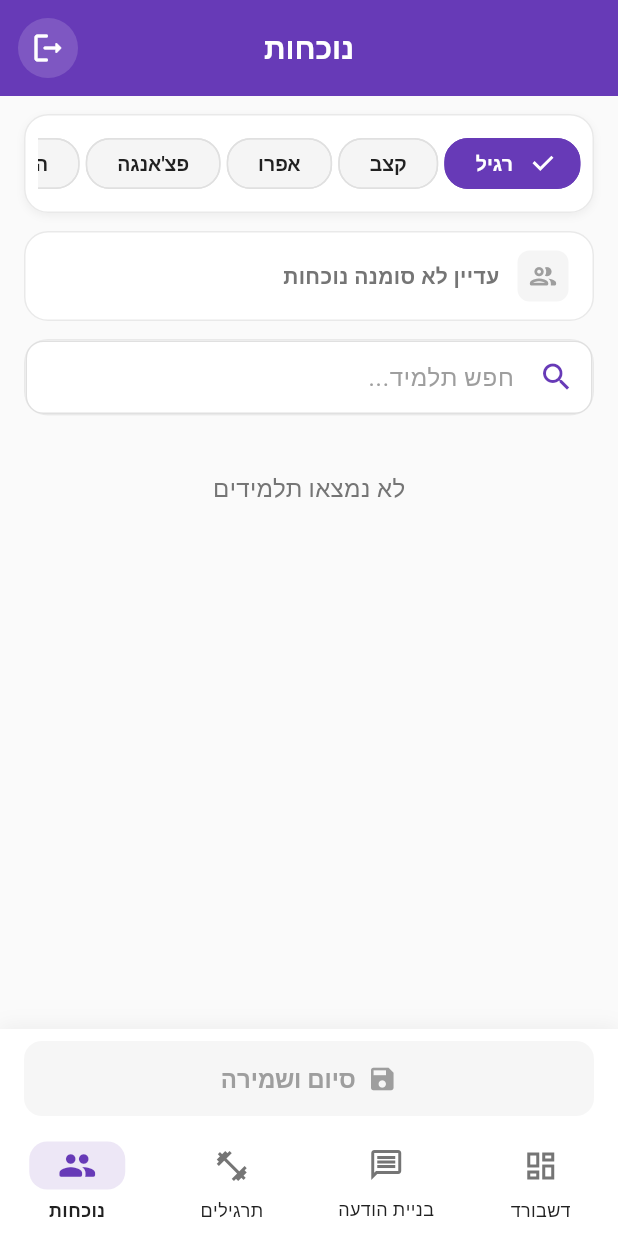
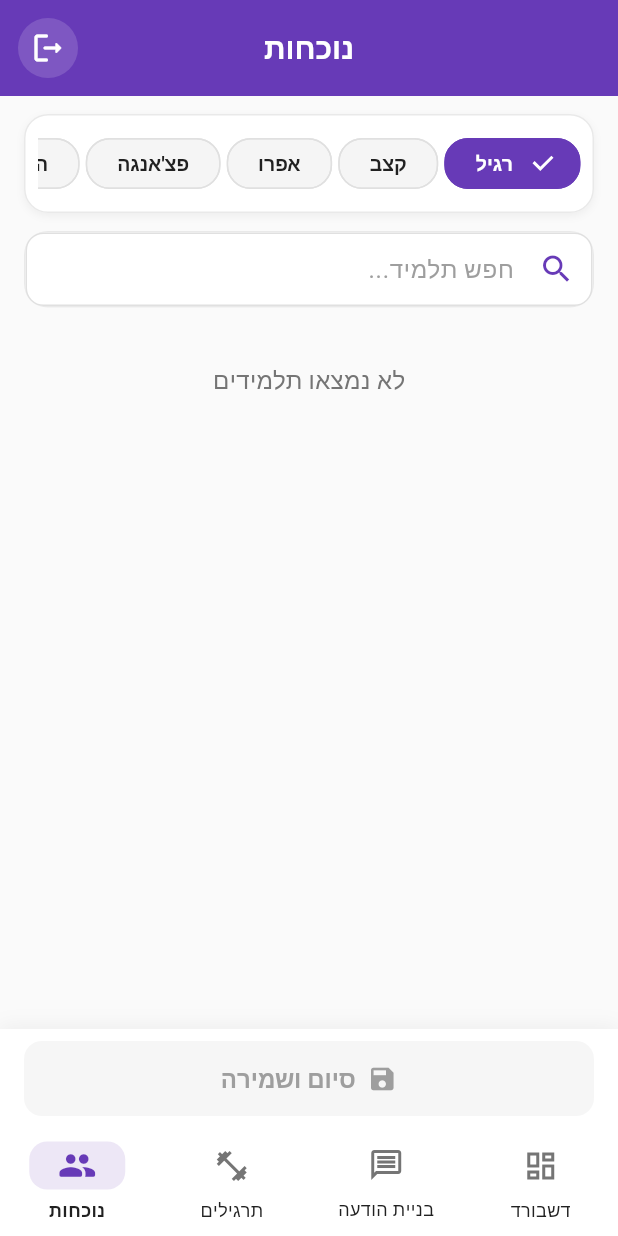
Before and after one commit to maor412/Salsa_CRM, a Flutter app: the screen it shows once a user with an empty profile is signed in, item 4 of the bottom bar chosen, on a phone screen of 412 x 824 dp. Run offline on Flutter 3.47's test engine with Material 3 defaults, Android fonts, the phone set to English and light mode, and no system bars; our stand-ins replace cloud_firestore, cloud_functions, firebase_auth, firebase_core, firebase_messaging, fl_chart and 7 more; missing offline and left inert: workmanager; accounts and stored records are empty; Roboto replaces fonts that are missing (Rubik).

Commit message:
Remove sender name from AI prompt, strip signatures, and refactor attendance/widgets
- Remove senderName from Gemini prompt; add stripSenderSignature post-processing
- Refactor attendance screen layout and gesture handling
- Update AppTextField and ShinesFlowDialog styling

Co-Authored-By: Claude Sonnet 4.6 <noreply@anthropic.com>

```diff
--- a/lib/screens/attendance_screen.dart
+++ b/lib/screens/attendance_screen.dart
@@ -352,13 +352,18 @@ class _AttendanceScreenState extends State<AttendanceScreen> {
 
           final allStudents = snapshot.data ?? [];
 
-          return Column(
+          return GestureDetector(
+            behavior: HitTestBehavior.translucent,
+            onTap: () => FocusScope.of(context).unfocus(),
+            child: Column(
               children: [
                 // Scrollable content area
                 Expanded(
                   child: SingleChildScrollView(
                     key: const PageStorageKey<String>('attendanceScrollView'),
                     controller: _scrollController,
+                    keyboardDismissBehavior:
+                        ScrollViewKeyboardDismissBehavior.onDrag,
                     padding: const EdgeInsets.only(
                       bottom: AppSpacing.md,
                     ),
@@ -386,18 +391,6 @@ class _AttendanceScreenState extends State<AttendanceScreen> {
 
                         const SizedBox(height: AppSpacing.md),
 
-                      ValueListenableBuilder<Map<String, bool>>(
-                        valueListenable: _attendanceNotifier,
-                        builder: (context, attendance, _) {
-                          return _AttendanceSummaryBar(
-                            selectedCount: attendance.length,
-                            totalCount: allStudents.length,
-                          );
-                        },
-                      ),
-
-                      const SizedBox(height: AppSpacing.md),
-
                         // Search bar
                         Padding(
                           padding: const EdgeInsets.symmetric(
@@ -415,7 +408,8 @@ class _AttendanceScreenState extends State<AttendanceScreen> {
                           valueListenable: _searchQuery,
                           builder: (context, searchValue, _) {
                             // סינון לפי חיפוש
-                          final filteredStudents = allStudents.where((student) {
+                            final filteredStudents =
+                                allStudents.where((student) {
                               if (searchValue.isEmpty) return true;
                               return student.name.contains(searchValue);
                             }).toList();
@@ -435,7 +429,8 @@ class _AttendanceScreenState extends State<AttendanceScreen> {
                                   )
                                 : ListView.builder(
                                     shrinkWrap: true,
-                                  physics: const NeverScrollableScrollPhysics(),
+                                    physics:
+                                        const NeverScrollableScrollPhysics(),
                                     padding: const EdgeInsets.symmetric(
                                         horizontal: AppSpacing.lg),
                                     itemCount: filteredStudents.length,
@@ -455,14 +450,17 @@ class _AttendanceScreenState extends State<AttendanceScreen> {
                                             onToggle: () {
                                               final newAttendance =
                                                   Map<String, bool>.from(
-                                                    _attendanceNotifier.value);
+                                                      _attendanceNotifier
+                                                          .value);
                                               final current =
                                                   newAttendance[student.id] ??
                                                       false;
                                               if (current) {
-                                              newAttendance.remove(student.id);
+                                                newAttendance
+                                                    .remove(student.id);
                                               } else {
-                                              newAttendance[student.id] = true;
+                                                newAttendance[student.id] =
+                                                    true;
                                               }
                                               _attendanceNotifier.value =
                                                   newAttendance;
@@ -495,6 +493,7 @@ class _AttendanceScreenState extends State<AttendanceScreen> {
                   },
                 ),
               ],
+            ),
           );
         },
       ),
@@ -570,76 +569,6 @@ class _LessonTypeChips extends StatelessWidget {
   }
 }
 
-class _AttendanceSummaryBar extends StatelessWidget {
-  final int selectedCount;
-  final int totalCount;
-
-  const _AttendanceSummaryBar({
-    required this.selectedCount,
-    required this.totalCount,
-  });
-
-  @override
-  Widget build(BuildContext context) {
-    final hasSelection = selectedCount > 0;
-
-    return Padding(
-      padding: const EdgeInsets.symmetric(horizontal: AppSpacing.lg),
-      child: Container(
-        padding: const EdgeInsets.symmetric(
-          horizontal: AppSpacing.lg,
-          vertical: AppSpacing.md,
-        ),
-        decoration: BoxDecoration(
-          color: hasSelection ? AppColors.accent : AppColors.surface,
-          borderRadius: AppRadius.largeRadius,
-          border: Border.all(
-            color: hasSelection
-                ? AppColors.primary.withValues(alpha: 0.18)
-                : AppColors.border.withValues(alpha: 0.7),
-          ),
-        ),
-        child: Row(
-          children: [
-            Container(
-              width: 34,
-              height: 34,
-              decoration: BoxDecoration(
-                color: hasSelection
-                    ? AppColors.primary.withValues(alpha: 0.12)
-                    : AppColors.surfaceVariant,
-                borderRadius: AppRadius.smallRadius,
-              ),
-              child: Icon(
-                hasSelection
-                    ? Icons.check_circle_rounded
-                    : Icons.people_outline_rounded,
-                color: hasSelection ? AppColors.primary : AppColors.textHint,
-                size: 21,
-              ),
-            ),
-            const SizedBox(width: AppSpacing.md),
-            Expanded(
-              child: Text(
-                hasSelection
-                    ? 'סומנו $selectedCount מתוך $totalCount תלמידים'
-                    : 'עדיין לא סומנה נוכחות',
-                style: TextStyle(
-                  fontSize: 14,
-                  fontWeight: FontWeight.w800,
-                  color: hasSelection
-                      ? AppColors.primary
-                      : AppColors.textSecondary,
-                ),
-              ),
-            ),
-          ],
-        ),
-      ),
-    );
-  }
-}
-
 // ============================================================================
 // COMPONENT: Search Bar
 // ============================================================================
@@ -667,6 +596,7 @@ class _SearchBar extends StatelessWidget {
             controller: controller,
             textDirection: TextDirection.rtl,
             textInputAction: TextInputAction.search,
+            onTapOutside: (_) => FocusScope.of(context).unfocus(),
             decoration: InputDecoration(
               hintText: 'חפש תלמיד...',
               hintStyle: const TextStyle(color: AppColors.textHint),
```
Also changed, not shown: lib/widgets/app_text_field.dart (+13 -6 lines), lib/widgets/shines_flow_dialog.dart (+16 -2 lines), 1 other file. Lines whose indentation alone changed are shown as unchanged.
